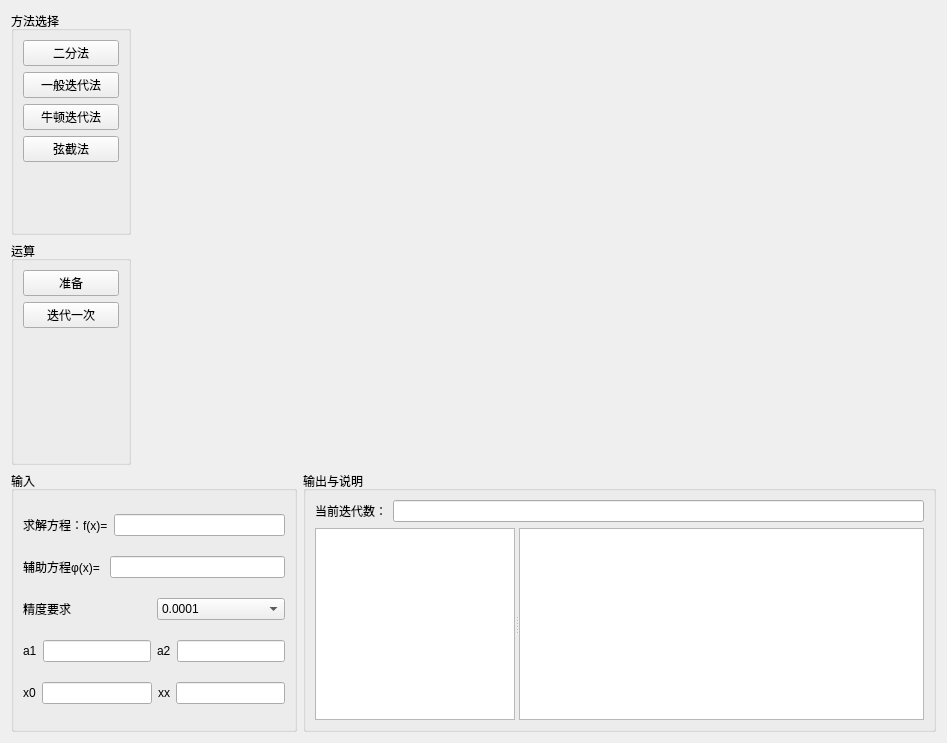
Old version of the form source/num/Frame/FrameEquation/FrameFunc.ui in the repository muaying/num.
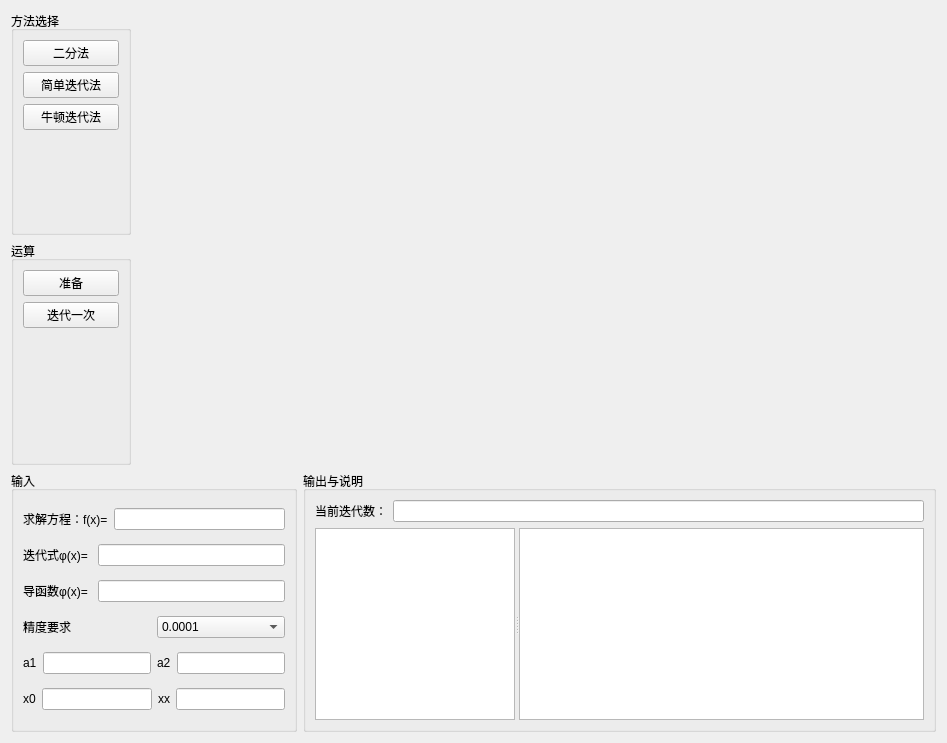
New version of the form. Custom widgets are drawn as their Qt base class.

Commit message: 完成简单迭代法

```diff
--- a/source/num/Frame/FrameEquation/FrameFunc.ui
+++ b/source/num/Frame/FrameEquation/FrameFunc.ui
@@ -36,7 +36,7 @@
       <item>
        <widget class="QPushButton" name="btn_equation2">
         <property name="text">
-         <string>一般迭代法</string>
+         <string>简单迭代法</string>
         </property>
        </widget>
       </item>
@@ -47,13 +47,6 @@
         </property>
        </widget>
       </item>
-      <item>
-       <widget class="QPushButton" name="btn_equation4">
-        <property name="text">
-         <string>弦截法</string>
-        </property>
-       </widget>
-      </item>
       <item>
        <spacer name="verticalSpacer_3">
         <property name="orientation">
@@ -165,12 +158,30 @@
         <item>
          <widget class="QLabel" name="label_3">
           <property name="text">
-           <string>辅助方程φ(x)= </string>
+           <string>迭代式φ(x)= </string>
           </property>
          </widget>
         </item>
         <item>
-         <widget class="QLineEdit" name="edt_itExpr"/>
+         <widget class="QLineEdit" name="edt_itExpr1"/>
+        </item>
+       </layout>
+      </item>
+      <item>
+       <layout class="QHBoxLayout" name="horizontalLayout_6">
+        <item>
+         <widget class="QLabel" name="label_4">
+          <property name="text">
+           <string>导函数φ(x)= </string>
+          </property>
+         </widget>
+        </item>
+        <item>
+         <widget class="QLineEdit" name="edt_itExpr2">
+          <property name="text">
+           <string/>
+          </property>
+         </widget>
         </item>
        </layout>
       </item>
```
The commit also changes 9 other files.
